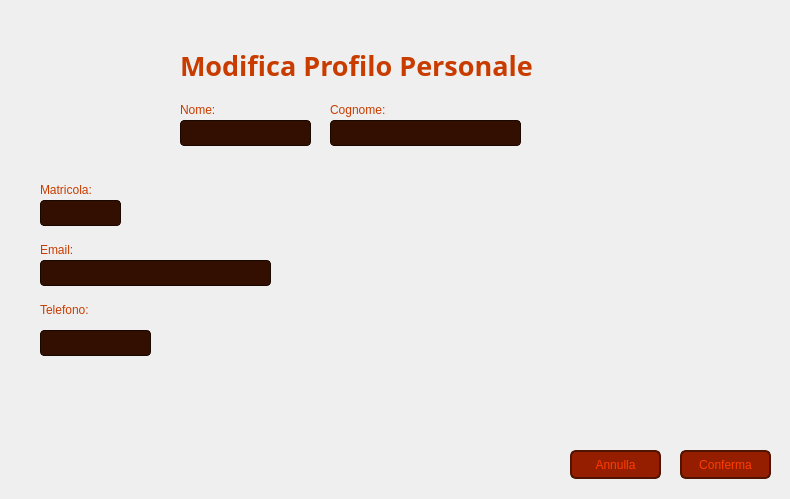
First picture: the form in Viste/VistaModificaProfiloPersonaleAmministratore.ui, repository GiacomoPrincipi/CineMax, before the edit.
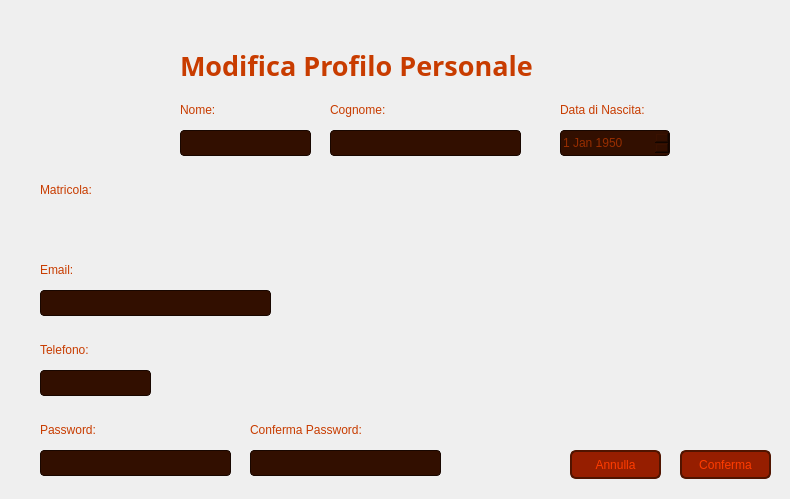
Second picture: the form after the edit. Icons and pictures are not drawn.

Diff of the .ui file:
```diff
--- a/Viste/VistaModificaProfiloPersonaleAmministratore.ui
+++ b/Viste/VistaModificaProfiloPersonaleAmministratore.ui
@@ -130,12 +130,12 @@
     <set>Qt::AlignmentFlag::AlignLeading|Qt::AlignmentFlag::AlignLeft|Qt::AlignmentFlag::AlignVCenter</set>
    </property>
   </widget>
-  <widget class="QLabel" name="labelMatricola">
+  <widget class="QLabel" name="labelDataNascita">
    <property name="geometry">
     <rect>
-     <x>40</x>
-     <y>180</y>
-     <width>81</width>
+     <x>560</x>
+     <y>100</y>
+     <width>121</width>
      <height>20</height>
     </rect>
    </property>
@@ -145,7 +145,7 @@
 }</string>
    </property>
    <property name="text">
-    <string>Matricola:</string>
+    <string>Data di Nascita:</string>
    </property>
    <property name="alignment">
     <set>Qt::AlignmentFlag::AlignLeading|Qt::AlignmentFlag::AlignLeft|Qt::AlignmentFlag::AlignVCenter</set>
@@ -155,7 +155,7 @@
    <property name="geometry">
     <rect>
      <x>40</x>
-     <y>240</y>
+     <y>260</y>
      <width>81</width>
      <height>20</height>
     </rect>
@@ -176,7 +176,7 @@
    <property name="geometry">
     <rect>
      <x>40</x>
-     <y>300</y>
+     <y>340</y>
      <width>81</width>
      <height>20</height>
     </rect>
@@ -197,7 +197,7 @@
    <property name="geometry">
     <rect>
      <x>40</x>
-     <y>260</y>
+     <y>290</y>
      <width>231</width>
      <height>26</height>
     </rect>
@@ -218,7 +218,7 @@
    <property name="geometry">
     <rect>
      <x>40</x>
-     <y>330</y>
+     <y>370</y>
      <width>111</width>
      <height>26</height>
     </rect>
@@ -235,32 +235,11 @@
     <string/>
    </property>
   </widget>
-  <widget class="QLineEdit" name="lineEditMatricola">
-   <property name="geometry">
-    <rect>
-     <x>40</x>
-     <y>200</y>
-     <width>81</width>
-     <height>26</height>
-    </rect>
-   </property>
-   <property name="styleSheet">
-    <string notr="true">QLineEdit {
-    background-color: #320F00;
-    color: #962D00;
-    border: 1px solid #190700;
-    border-radius: 4px;
-}</string>
-   </property>
-   <property name="text">
-    <string/>
-   </property>
-  </widget>
   <widget class="QLineEdit" name="lineEditNome">
    <property name="geometry">
     <rect>
      <x>180</x>
-     <y>120</y>
+     <y>130</y>
      <width>131</width>
      <height>26</height>
     </rect>
@@ -281,7 +260,7 @@
    <property name="geometry">
     <rect>
      <x>330</x>
-     <y>120</y>
+     <y>130</y>
      <width>191</width>
      <height>26</height>
     </rect>
@@ -348,6 +327,365 @@
     <string>Annulla</string>
    </property>
   </widget>
+  <widget class="QLabel" name="labelMatricola">
+   <property name="geometry">
+    <rect>
+     <x>40</x>
+     <y>180</y>
+     <width>81</width>
+     <height>20</height>
+    </rect>
+   </property>
+   <property name="styleSheet">
+    <string notr="true">QLabel {
+    color: #C83C00;
+}</string>
+   </property>
+   <property name="text">
+    <string>Matricola:</string>
+   </property>
+   <property name="alignment">
+    <set>Qt::AlignmentFlag::AlignLeading|Qt::AlignmentFlag::AlignLeft|Qt::AlignmentFlag::AlignVCenter</set>
+   </property>
+  </widget>
+  <widget class="QLabel" name="labelMatricolaAmministratore">
+   <property name="geometry">
+    <rect>
+     <x>40</x>
+     <y>210</y>
+     <width>81</width>
+     <height>20</height>
+    </rect>
+   </property>
+   <property name="styleSheet">
+    <string notr="true">QLabel {
+    color: #962D00;
+}</string>
+   </property>
+   <property name="text">
+    <string/>
+   </property>
+  </widget>
+  <widget class="QLabel" name="labelPassword">
+   <property name="geometry">
+    <rect>
+     <x>40</x>
+     <y>420</y>
+     <width>81</width>
+     <height>20</height>
+    </rect>
+   </property>
+   <property name="styleSheet">
+    <string notr="true">QLabel {
+    color: #C83C00;
+}</string>
+   </property>
+   <property name="text">
+    <string>Password:</string>
+   </property>
+   <property name="alignment">
+    <set>Qt::AlignmentFlag::AlignLeading|Qt::AlignmentFlag::AlignLeft|Qt::AlignmentFlag::AlignVCenter</set>
+   </property>
+  </widget>
+  <widget class="QLineEdit" name="lineEditPassword">
+   <property name="geometry">
+    <rect>
+     <x>40</x>
+     <y>450</y>
+     <width>191</width>
+     <height>26</height>
+    </rect>
+   </property>
+   <property name="styleSheet">
+    <string notr="true">QLineEdit {
+    background-color: #320F00;
+    color: #962D00;
+    border: 1px solid #190700;
+    border-radius: 4px;
+}</string>
+   </property>
+   <property name="text">
+    <string/>
+   </property>
+  </widget>
+  <widget class="QLabel" name="labelConfermaPassword">
+   <property name="geometry">
+    <rect>
+     <x>250</x>
+     <y>420</y>
+     <width>141</width>
+     <height>20</height>
+    </rect>
+   </property>
+   <property name="styleSheet">
+    <string notr="true">QLabel {
+    color: #C83C00;
+}</string>
+   </property>
+   <property name="text">
+    <string>Conferma Password:</string>
+   </property>
+   <property name="alignment">
+    <set>Qt::AlignmentFlag::AlignLeading|Qt::AlignmentFlag::AlignLeft|Qt::AlignmentFlag::AlignVCenter</set>
+   </property>
+  </widget>
+  <widget class="QLineEdit" name="lineEditConfermaPassword">
+   <property name="geometry">
+    <rect>
+     <x>250</x>
+     <y>450</y>
+     <width>191</width>
+     <height>26</height>
+    </rect>
+   </property>
+   <property name="styleSheet">
+    <string notr="true">QLineEdit {
+    background-color: #320F00;
+    color: #962D00;
+    border: 1px solid #190700;
+    border-radius: 4px;
+}</string>
+   </property>
+   <property name="text">
+    <string/>
+   </property>
+  </widget>
+  <widget class="QDateEdit" name="dateEditDataNascita">
+   <property name="geometry">
+    <rect>
+     <x>560</x>
+     <y>130</y>
+     <width>110</width>
+     <height>26</height>
+    </rect>
+   </property>
+   <property name="styleSheet">
+    <string notr="true">QDateEdit {
+    background-color: #320F00;
+    color: #962D00;
+    border: 1px solid #190700;
+    border-radius: 4px;
+	transition: border-color 1.5s ease;
+}
+
+QDateEdit:focus {
+	border-color:#FF3C00;
+	transition: border-color 1.5s ease;
+}
+
+</string>
+   </property>
+   <property name="dateTime">
+    <datetime>
+     <hour>22</hour>
+     <minute>0</minute>
+     <second>0</second>
+     <year>1950</year>
+     <month>1</month>
+     <day>1</day>
+    </datetime>
+   </property>
+   <property name="time">
+    <time>
+     <hour>22</hour>
+     <minute>0</minute>
+     <second>0</second>
+    </time>
+   </property>
+   <property name="maximumDateTime">
+    <datetime>
+     <hour>18</hour>
+     <minute>59</minute>
+     <second>59</second>
+     <year>2050</year>
+     <month>12</month>
+     <day>12</day>
+    </datetime>
+   </property>
+   <property name="minimumDateTime">
+    <datetime>
+     <hour>21</hour>
+     <minute>0</minute>
+     <second>0</second>
+     <year>1949</year>
+     <month>12</month>
+     <day>31</day>
+    </datetime>
+   </property>
+  </widget>
+  <widget class="QLabel" name="labelErroreNome">
+   <property name="geometry">
+    <rect>
+     <x>180</x>
+     <y>160</y>
+     <width>121</width>
+     <height>20</height>
+    </rect>
+   </property>
+   <property name="styleSheet">
+    <string notr="true">QLabel {
+    color: #FF0000
+}</string>
+   </property>
+   <property name="text">
+    <string/>
+   </property>
+   <property name="alignment">
+    <set>Qt::AlignmentFlag::AlignLeading|Qt::AlignmentFlag::AlignLeft|Qt::AlignmentFlag::AlignVCenter</set>
+   </property>
+  </widget>
+  <widget class="QLabel" name="labelErroreCognome">
+   <property name="geometry">
+    <rect>
+     <x>330</x>
+     <y>160</y>
+     <width>151</width>
+     <height>20</height>
+    </rect>
+   </property>
+   <property name="styleSheet">
+    <string notr="true">QLabel {
+    color: #FF0000
+}</string>
+   </property>
+   <property name="text">
+    <string/>
+   </property>
+   <property name="alignment">
+    <set>Qt::AlignmentFlag::AlignLeading|Qt::AlignmentFlag::AlignLeft|Qt::AlignmentFlag::AlignVCenter</set>
+   </property>
+  </widget>
+  <widget class="QLabel" name="labelErroreDataNascita">
+   <property name="geometry">
+    <rect>
+     <x>560</x>
+     <y>160</y>
+     <width>121</width>
+     <height>20</height>
+    </rect>
+   </property>
+   <property name="styleSheet">
+    <string notr="true">QLabel {
+    color: #FF0000
+}</string>
+   </property>
+   <property name="text">
+    <string/>
+   </property>
+   <property name="alignment">
+    <set>Qt::AlignmentFlag::AlignLeading|Qt::AlignmentFlag::AlignLeft|Qt::AlignmentFlag::AlignVCenter</set>
+   </property>
+  </widget>
+  <widget class="QLabel" name="labelErroreEmail">
+   <property name="geometry">
+    <rect>
+     <x>280</x>
+     <y>290</y>
+     <width>121</width>
+     <height>20</height>
+    </rect>
+   </property>
+   <property name="styleSheet">
+    <string notr="true">QLabel {
+    color: #FF0000
+}</string>
+   </property>
+   <property name="text">
+    <string/>
+   </property>
+   <property name="alignment">
+    <set>Qt::AlignmentFlag::AlignLeading|Qt::AlignmentFlag::AlignLeft|Qt::AlignmentFlag::AlignVCenter</set>
+   </property>
+  </widget>
+  <widget class="QLabel" name="labelErroreTelefono">
+   <property name="geometry">
+    <rect>
+     <x>160</x>
+     <y>370</y>
+     <width>211</width>
+     <height>20</height>
+    </rect>
+   </property>
+   <property name="styleSheet">
+    <string notr="true">QLabel {
+    color: #FF0000
+}</string>
+   </property>
+   <property name="text">
+    <string/>
+   </property>
+   <property name="alignment">
+    <set>Qt::AlignmentFlag::AlignLeading|Qt::AlignmentFlag::AlignLeft|Qt::AlignmentFlag::AlignVCenter</set>
+   </property>
+  </widget>
+  <widget class="QLabel" name="labelErrorePassword">
+   <property name="geometry">
+    <rect>
+     <x>110</x>
+     <y>420</y>
+     <width>141</width>
+     <height>20</height>
+    </rect>
+   </property>
+   <property name="styleSheet">
+    <string notr="true">QLabel {
+    color: #FF0000
+}</string>
+   </property>
+   <property name="text">
+    <string notr="true"/>
+   </property>
+   <property name="alignment">
+    <set>Qt::AlignmentFlag::AlignLeading|Qt::AlignmentFlag::AlignLeft|Qt::AlignmentFlag::AlignVCenter</set>
+   </property>
+  </widget>
+  <widget class="QLabel" name="labelErroreConfermaPassword">
+   <property name="geometry">
+    <rect>
+     <x>390</x>
+     <y>420</y>
+     <width>221</width>
+     <height>20</height>
+    </rect>
+   </property>
+   <property name="styleSheet">
+    <string notr="true">QLabel {
+    color: #FF0000
+}</string>
+   </property>
+   <property name="text">
+    <string/>
+   </property>
+   <property name="alignment">
+    <set>Qt::AlignmentFlag::AlignLeading|Qt::AlignmentFlag::AlignLeft|Qt::AlignmentFlag::AlignVCenter</set>
+   </property>
+  </widget>
+  <widget class="QLabel" name="labelErrorePassword2">
+   <property name="geometry">
+    <rect>
+     <x>40</x>
+     <y>400</y>
+     <width>681</width>
+     <height>20</height>
+    </rect>
+   </property>
+   <property name="font">
+    <font>
+     <pointsize>7</pointsize>
+    </font>
+   </property>
+   <property name="styleSheet">
+    <string notr="true">QLabel {
+    color: #FF0000
+}</string>
+   </property>
+   <property name="text">
+    <string/>
+   </property>
+   <property name="alignment">
+    <set>Qt::AlignmentFlag::AlignLeading|Qt::AlignmentFlag::AlignLeft|Qt::AlignmentFlag::AlignVCenter</set>
+   </property>
+  </widget>
  </widget>
  <resources/>
  <connections/>
```
Left out of the diff: 2 changed lines with no effect on the pictures.
